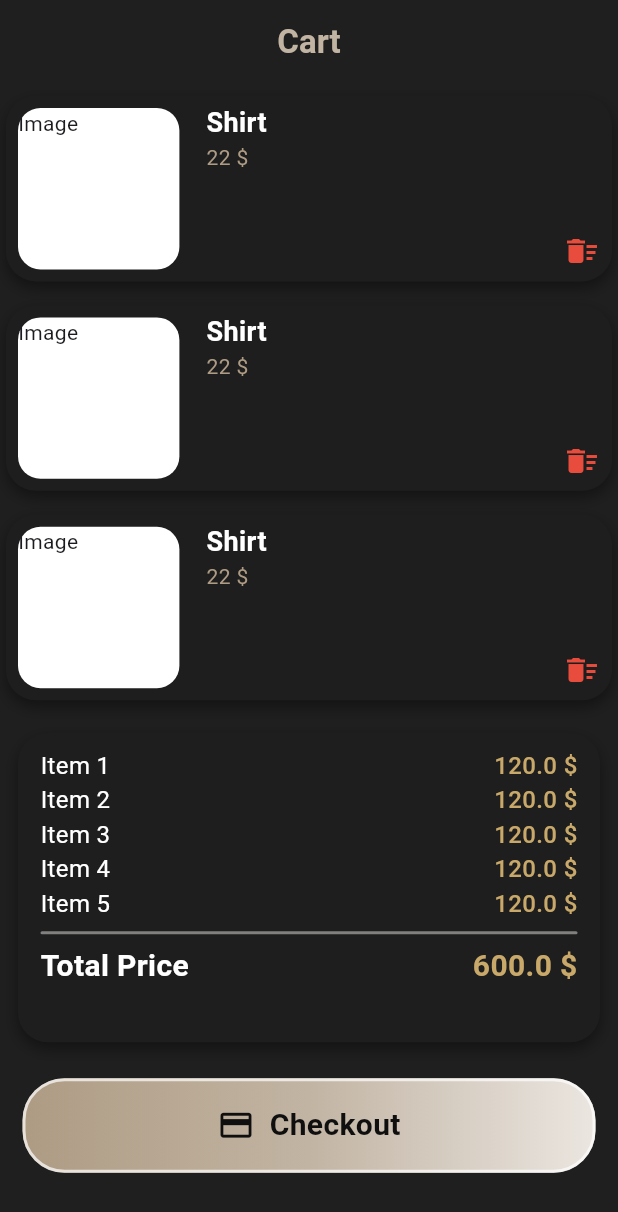
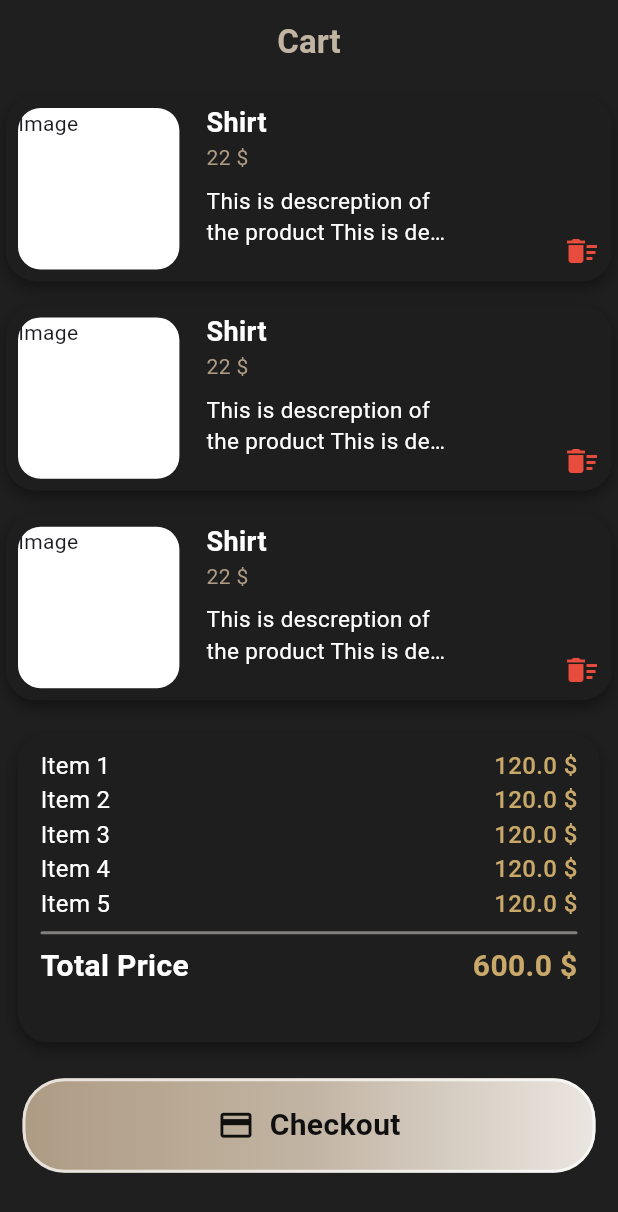
Before and after one commit to hamzaaagh/Style.loom, a Flutter app: the CartView screen opened directly, on a phone screen of 412 x 824 dp. Shown: the top 1212 px of the screen. Run offline on Flutter 3.47's test engine with Material 3 defaults, Android fonts, the phone set to English and light mode, and no system bars; our stand-ins replace bloc, carousel_slider, dartz, dio, equatable, flutter_bloc and 3 more; network calls fail.

Commit message:
Fix UI issus

```diff
--- a/lib/features/Cart/presentation/View/Widgets/Cart_View_Item.dart
+++ b/lib/features/Cart/presentation/View/Widgets/Cart_View_Item.dart
@@ -71,6 +71,15 @@ class CartViewItem extends StatelessWidget {
                     //   "Color : White",
                     //   style: TextStyle(color: Colors.white, fontSize: 15),
                     // ),
+                    SizedBox(
+                      width: MediaQuery.of(context).size.width * 0.4,
+                      child: Text(
+                        "This is descreption of the product This is descreption of the product",
+                        maxLines: 2,
+                        overflow: TextOverflow.ellipsis,
+                        style: TextStyle(color: Colors.white, fontSize: 15),
+                      ),
+                    ),
                   ],
                 ),
               ),
```
Also changed, not shown: lib/features/Favoraite/presentation/view/Widgets/Favoraite_list_view_item.dart (+9 -0 lines), lib/main.dart (+4 -3 lines).
